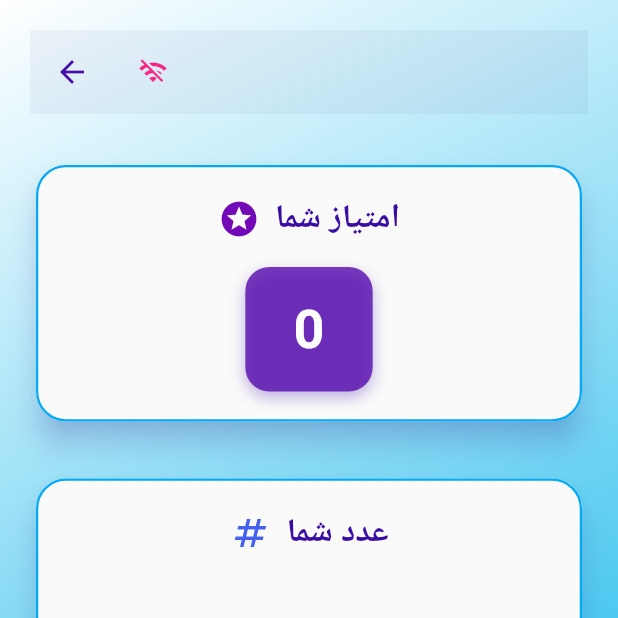
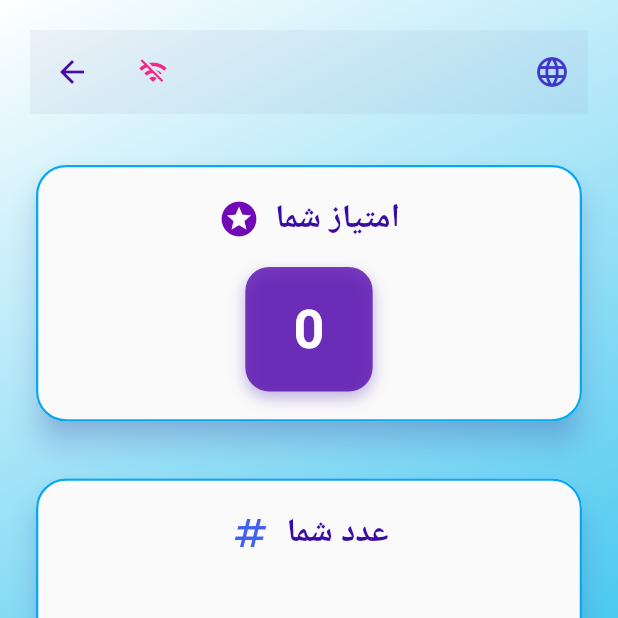
Before and after one commit to robogamer9849/flutter-the-mind, a Flutter app: the GameScreen screen opened directly with empty values, on a phone screen of 412 x 824 dp, the top half of it. Run offline on Flutter 3.47's test engine with Material 3 defaults, Android fonts, the phone set to English and light mode, and no system bars; Roboto replaces fonts that are missing (Poppins); project files that could hold a hidden picture were left out.

Commit message:
added the lang button to all pages

```diff
--- a/lib/main.dart
+++ b/lib/main.dart
@@ -186,12 +186,12 @@ class _TcpPageState extends State<TcpPage> with SingleTickerProviderStateMixin {
       socket?.listen((data) {
         String message = utf8.decode(data);
         setState(() {
-          messages.add('Server: $message');
+          messages.add(isEn ? 'Server: $message' : 'سرور: $message');
         });
       });
 
       setState(() {
-        messages.add('Connected to server.');
+        messages.add(isEn ? 'Connected to server.' : 'با موفقیت به سرور متصل شدید.');
       });
 
       Navigator.push(
--- a/lib/screens/game.dart
+++ b/lib/screens/game.dart
@@ -212,6 +212,18 @@ class _GameScreenState extends State<GameScreen> with TickerProviderStateMixin {
                       ),
                     ],
                   ),
+                  actions: [
+                    IconButton(
+                        icon: const Icon(
+                          Icons.language_rounded,
+                          color: deepPurple),
+                        onPressed: () {
+                          setState(() {
+                            isEn = !isEn;
+                          });
+                        }
+                      ),
+                  ],
                   centerTitle: true,
                   elevation: 2,
                   backgroundColor: Colors.transparent,
```
Also changed, not shown: lib/screens/host.dart (+19 -4 lines).
